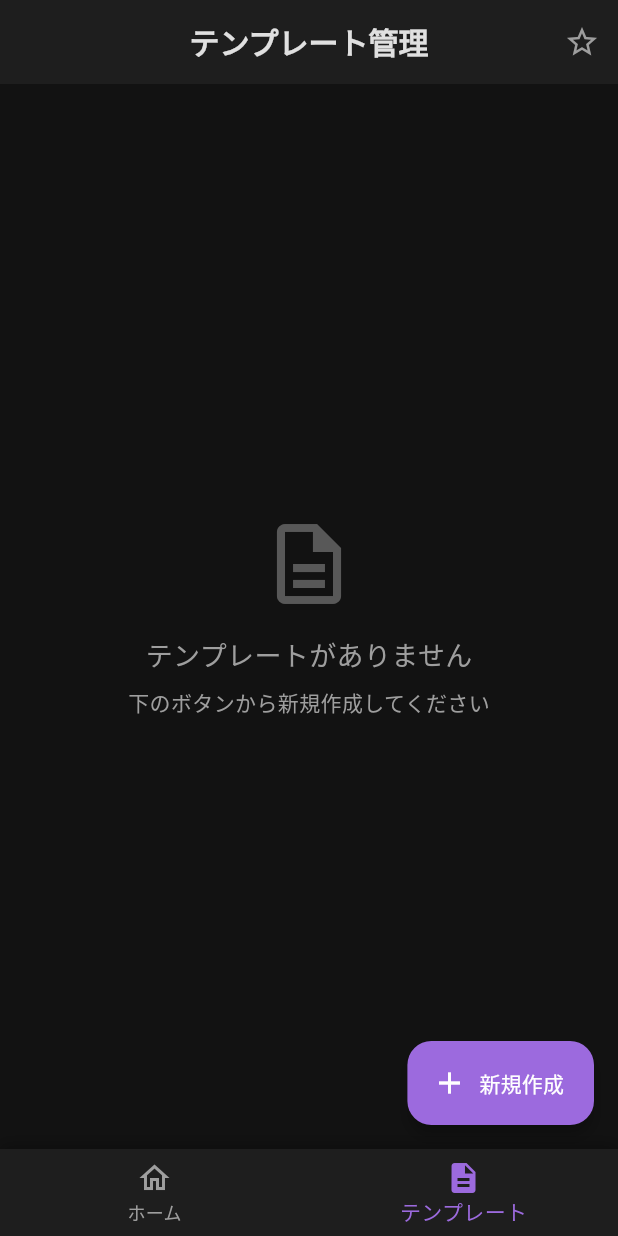
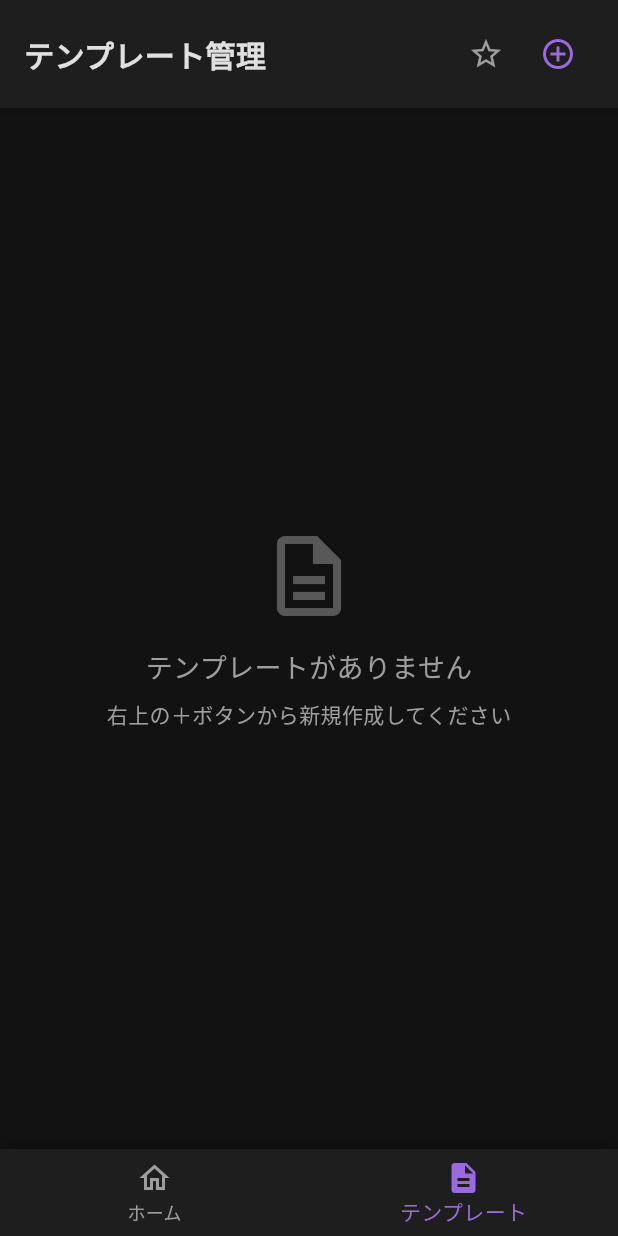
Before and after one commit to hrtaym1114-github/prompt_mixer, a Flutter app: the screen it shows once a user with an empty profile is signed in, item 2 of the bottom bar chosen, on a phone screen of 412 x 824 dp. Run offline on Flutter 3.47's test engine with Material 3 defaults, Android fonts, the phone set to English and light mode, and no system bars; our stand-ins replace cloud_firestore, firebase_auth, firebase_core, google_sign_in, hive, hive_flutter and 1 more; missing offline and left inert: dart:js_interop; accounts and stored records are empty.

Commit message:
Fix navigation issues for template edit screen
- Separate TemplateListScreenContent for use within MainNavigator
- Use rootNavigator: true to push edit screen above BottomNavigationBar
- Add header with new template button to template list
- Fix blank screen issue when navigating to template edit

```diff
--- a/lib/main.dart
+++ b/lib/main.dart
@@ -198,18 +198,10 @@ class MainNavigator extends StatefulWidget {
 class _MainNavigatorState extends State<MainNavigator> {
   int _currentIndex = 0;
 
-  final List<Widget> _screens = const [
-    HomeScreen(),
-    TemplateListScreen(),
-  ];
-
   @override
   Widget build(BuildContext context) {
     return Scaffold(
-      body: IndexedStack(
-        index: _currentIndex,
-        children: _screens,
-      ),
+      body: _buildCurrentScreen(),
       bottomNavigationBar: Container(
         decoration: BoxDecoration(
           boxShadow: [
@@ -247,4 +239,15 @@ class _MainNavigatorState extends State<MainNavigator> {
       ),
     );
   }
+
+  Widget _buildCurrentScreen() {
+    switch (_currentIndex) {
+      case 0:
+        return const HomeScreen();
+      case 1:
+        return const TemplateListScreenContent();
+      default:
+        return const HomeScreen();
+    }
+  }
 }
--- a/lib/screens/template_list_screen.dart
+++ b/lib/screens/template_list_screen.dart
@@ -5,6 +5,167 @@ import '../models/prompt_template.dart';
 import '../theme/app_theme.dart';
 import 'template_edit_screen.dart';
 
+/// MainNavigator内で使用するScaffoldなし版
+class TemplateListScreenContent extends StatelessWidget {
+  const TemplateListScreenContent({super.key});
+
+  @override
+  Widget build(BuildContext context) {
+    return SafeArea(
+      child: Column(
+        children: [
+          // ヘッダー
+          Container(
+            padding: const EdgeInsets.symmetric(horizontal: 16, vertical: 12),
+            decoration: BoxDecoration(
+              color: AppTheme.surfaceDark,
+              boxShadow: [
+                BoxShadow(
+                  color: Colors.black.withValues(alpha: 0.2),
+                  blurRadius: 4,
+                  offset: const Offset(0, 2),
+                ),
+              ],
+            ),
+            child: Row(
+              children: [
+                const Expanded(
+                  child: Text(
+                    'テンプレート管理',
+                    style: TextStyle(
+                      fontSize: 20,
+                      fontWeight: FontWeight.bold,
+                      color: AppTheme.textPrimary,
+                    ),
+                  ),
+                ),
+                Consumer<TemplateProvider>(
+                  builder: (context, provider, child) {
+                    return IconButton(
+                      icon: Icon(
+                        provider.showFavoritesOnly
+                            ? Icons.star
+                            : Icons.star_border,
+                        color: provider.showFavoritesOnly
+                            ? Colors.amber
+                            : AppTheme.textSecondary,
+                      ),
+                      onPressed: () => provider.toggleFavoritesOnly(),
+                      tooltip: 'お気に入りのみ表示',
+                    );
+                  },
+                ),
+                // 新規作成ボタン
+                IconButton(
+                  icon: const Icon(Icons.add_circle_outline),
+                  color: AppTheme.primaryPurple,
+                  onPressed: () => _navigateToEdit(context, null),
+                  tooltip: '新規作成',
+                ),
+              ],
+            ),
+          ),
+          // テンプレートリスト
+          Expanded(
+            child: Consumer<TemplateProvider>(
+              builder: (context, provider, child) {
+                final templates = provider.templates;
+
+                if (templates.isEmpty) {
+                  return _buildEmptyState(context);
+                }
+
+                return ListView.builder(
+                  padding: const EdgeInsets.all(16),
+                  itemCount: templates.length,
+                  itemBuilder: (context, index) {
+                    final template = templates[index];
+                    return _TemplateListItem(
+                      template: template,
+                      onEdit: () => _navigateToEdit(context, template),
+                      onDelete: () => _showDeleteDialog(context, template),
+                      onToggleFavorite: () {
+                        provider.toggleFavorite(template.id);
+                      },
+                    );
+                  },
+                );
+              },
+            ),
+          ),
+        ],
+      ),
+    );
+  }
+
+  static Widget _buildEmptyState(BuildContext context) {
+    return Center(
+      child: Column(
+        mainAxisAlignment: MainAxisAlignment.center,
+        children: [
+          Icon(
+            Icons.description_outlined,
+            size: 64,
+            color: AppTheme.textSecondary.withValues(alpha: 0.5),
+          ),
+          const SizedBox(height: 16),
+          const Text(
+            'テンプレートがありません',
+            style: TextStyle(
+              fontSize: 18,
+              color: AppTheme.textSecondary,
+            ),
+          ),
+          const SizedBox(height: 8),
+          const Text(
+            '右上の＋ボタンから新規作成してください',
+            style: TextStyle(
+              fontSize: 14,
+              color: AppTheme.textSecondary,
+            ),
+          ),
+        ],
+      ),
+    );
+  }
+
+  static void _navigateToEdit(BuildContext context, PromptTemplate? template) {
+    Navigator.of(context, rootNavigator: true).push(
+      MaterialPageRoute(
+        builder: (context) => TemplateEditScreen(template: template),
+      ),
+    );
+  }
+
+  static void _showDeleteDialog(BuildContext context, PromptTemplate template) {
+    showDialog(
+      context: context,
+      builder: (dialogContext) => AlertDialog(
+        title: const Text('テンプレートを削除'),
+        content: Text('「${template.title}」を削除しますか？\nこの操作は元に戻せません。'),
+        actions: [
+          TextButton(
+            onPressed: () => Navigator.pop(dialogContext),
+            child: const Text('キャンセル'),
+          ),
+          TextButton(
+            onPressed: () {
+              context.read<TemplateProvider>().deleteTemplate(template.id);
+              Navigator.pop(dialogContext);
+              ScaffoldMessenger.of(context).showSnackBar(
+                const SnackBar(content: Text('削除しました')),
+              );
+            },
+            style: TextButton.styleFrom(foregroundColor: AppTheme.errorRed),
+            child: const Text('削除'),
+          ),
+        ],
+      ),
+    );
+  }
+}
+
+/// 独立して使用するScaffold付き版（将来的に使う可能性あり）
 class TemplateListScreen extends StatelessWidget {
   const TemplateListScreen({super.key});
 
@@ -38,14 +199,10 @@ class TemplateListScreen extends StatelessWidget {
 
           return Column(
             children: [
-              // カテゴリフィルター（将来的にFutureBuilderで実装予定）
-              // 現在はシンプルにスキップ
-              const SizedBox.shrink(),
-
               // テンプレートリスト
               Expanded(
                 child: templates.isEmpty
-                    ? _buildEmptyState(context)
+                    ? TemplateListScreenContent._buildEmptyState(context)
                     : ListView.builder(
                         padding: const EdgeInsets.all(16),
                         itemCount: templates.length,
@@ -53,8 +210,8 @@ class TemplateListScreen extends StatelessWidget {
                           final template = templates[index];
                           return _TemplateListItem(
                             template: template,
-                            onEdit: () => _navigateToEdit(context, template),
-                            onDelete: () => _showDeleteDialog(context, template),
+                            onEdit: () => TemplateListScreenContent._navigateToEdit(context, template),
+                            onDelete: () => TemplateListScreenContent._showDeleteDialog(context, template),
                             onToggleFavorite: () {
                               provider.toggleFavorite(template.id);
                             },
@@ -67,76 +224,9 @@ class TemplateListScreen extends StatelessWidget {
         },
       ),
       floatingActionButton: FloatingActionButton.extended(
-        onPressed: () => _navigateToEdit(context, null),
+        onPressed: () => TemplateListScreenContent._navigateToEdit(context, null),
         icon: const Icon(Icons.add),
         label: const Text('新規作成'),
-      ),
-    );
-  }
-
-  Widget _buildEmptyState(BuildContext context) {
-    return Center(
-      child: Column(
-        mainAxisAlignment: MainAxisAlignment.center,
-        children: [
-          Icon(
-            Icons.description_outlined,
-            size: 64,
-            color: AppTheme.textSecondary.withValues(alpha: 0.5),
-          ),
-          const SizedBox(height: 16),
-          const Text(
-            'テンプレートがありません',
-            style: TextStyle(
-              fontSize: 18,
-              color: AppTheme.textSecondary,
-            ),
-          ),
-          const SizedBox(height: 8),
-          const Text(
-            '下のボタンから新規作成してください',
-            style: TextStyle(
-              fontSize: 14,
-              color: AppTheme.textSecondary,
-            ),
-          ),
-        ],
-      ),
-    );
-  }
-
-  void _navigateToEdit(BuildContext context, PromptTemplate? template) {
-    Navigator.push(
-      context,
-      MaterialPageRoute(
-        builder: (context) => TemplateEditScreen(template: template),
-      ),
-    );
-  }
-
-  void _showDeleteDialog(BuildContext context, PromptTemplate template) {
-    showDialog(
-      context: context,
-      builder: (context) => AlertDialog(
-        title: const Text('テンプレートを削除'),
-        content: Text('「${template.title}」を削除しますか？\nこの操作は元に戻せません。'),
-        actions: [
-          TextButton(
-            onPressed: () => Navigator.pop(context),
-            child: const Text('キャンセル'),
-          ),
-          TextButton(
-            onPressed: () {
-              context.read<TemplateProvider>().deleteTemplate(template.id);
-              Navigator.pop(context);
-              ScaffoldMessenger.of(context).showSnackBar(
-                const SnackBar(content: Text('削除しました')),
-              );
-            },
-            style: TextButton.styleFrom(foregroundColor: AppTheme.errorRed),
-            child: const Text('削除'),
-          ),
-        ],
       ),
     );
   }
```
Also changed, not shown: 4 other files.
